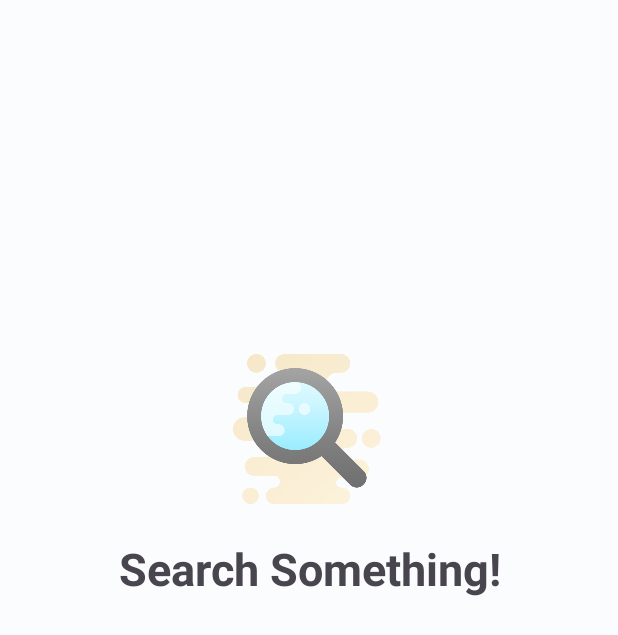
After one commit to ShaikhFarhan882/CryptoTracker, an Android app: the layout empty_state_search.xml on its own in the app's theme, with its tools: preview values and no code run, on a phone screen of 412 x 824 dp. The commit adds this screen. Shown: the top 635 px of the screen. Run offline under Robolectric (Android 15) with nearby library versions, the phone set to English and light mode, and no system bars.

Commit message:
Added empty state for search and saved recyclerview.

```diff
--- a/app/src/main/java/com/example/cryptotracker/adapter/SearchAdapter.kt
+++ b/app/src/main/java/com/example/cryptotracker/adapter/SearchAdapter.kt
@@ -38,6 +38,7 @@ class SearchAdapter : ListAdapter<Data, SearchAdapter.ViewHolder>(COMPARATOR) {
         item?.let {
             holder.Bind(item)
         }
+
     }
 
 
--- a/app/src/main/java/com/example/cryptotracker/ui/Home.kt
+++ b/app/src/main/java/com/example/cryptotracker/ui/Home.kt
@@ -1,13 +1,12 @@
 package com.example.cryptotracker.ui
 
-import android.graphics.drawable.ColorDrawable
 import android.os.Bundle
 import android.view.*
 import android.widget.Toast
-import androidx.appcompat.app.AppCompatActivity
 import androidx.fragment.app.Fragment
 import androidx.lifecycle.Observer
 import androidx.recyclerview.widget.LinearLayoutManager
+import androidx.recyclerview.widget.RecyclerView.AdapterDataObserver
 import com.example.cryptotracker.MainActivity
 import com.example.cryptotracker.R
 import com.example.cryptotracker.adapter.CryptoAdapter
--- /dev/null
+++ b/app/src/main/res/layout/empty_state_search.xml
@@ -0,0 +1,36 @@
+<?xml version="1.0" encoding="utf-8"?>
+<androidx.constraintlayout.widget.ConstraintLayout xmlns:android="http://schemas.android.com/apk/res/android"
+    xmlns:app="http://schemas.android.com/apk/res-auto"
+    android:layout_width="match_parent"
+    android:layout_height="match_parent">
+
+
+    <ImageView
+        android:id="@+id/imageView"
+        android:layout_width="100dp"
+        android:layout_height="100dp"
+        android:layout_marginTop="236dp"
+        android:src="@drawable/search"
+        app:layout_constraintEnd_toEndOf="parent"
+        app:layout_constraintHorizontal_bias="0.498"
+        app:layout_constraintStart_toStartOf="parent"
+        app:layout_constraintTop_toTopOf="parent" />
+
+    <TextView
+        android:layout_marginTop="4dp"
+        android:id="@+id/textView4"
+        android:layout_width="0dp"
+        android:layout_height="wrap_content"
+        android:layout_marginBottom="220dp"
+        android:text="Search Something!"
+        android:textAlignment="center"
+        android:textSize="30sp"
+        android:textStyle="bold"
+        app:layout_constraintBottom_toBottomOf="parent"
+        app:layout_constraintEnd_toEndOf="parent"
+        app:layout_constraintHorizontal_bias="0.0"
+        app:layout_constraintStart_toStartOf="parent"
+        app:layout_constraintTop_toBottomOf="@+id/imageView"
+        app:layout_constraintVertical_bias="0.084" />
+
+</androidx.constraintlayout.widget.ConstraintLayout>
```
Also changed, not shown: app/src/main/java/com/example/cryptotracker/ui/Favourites.kt (+16 -16 lines), app/src/main/java/com/example/cryptotracker/ui/SearchCrypto.kt (+4 -8 lines), app/src/main/java/com/example/cryptotracker/utils/EmptyDataObserver.kt (added, +39 -0 lines), app/src/main/res/layout/fragment_favourites.xml (+12 -0 lines), app/src/main/res/layout/fragment_search_crypto.xml (+13 -26 lines), app/src/main/res/layout/recycler_view_empty_state.xml (added, +36 -0 lines), app/src/main/res/layout/single_row_search.xml (+7 -5 lines), app/src/main/res/drawable/box.png (added), app/src/main/res/drawable/nothing_found.png (added), app/src/main/res/drawable/nothing_found_search.png (added), app/src/main/res/drawable/search.png (added).
